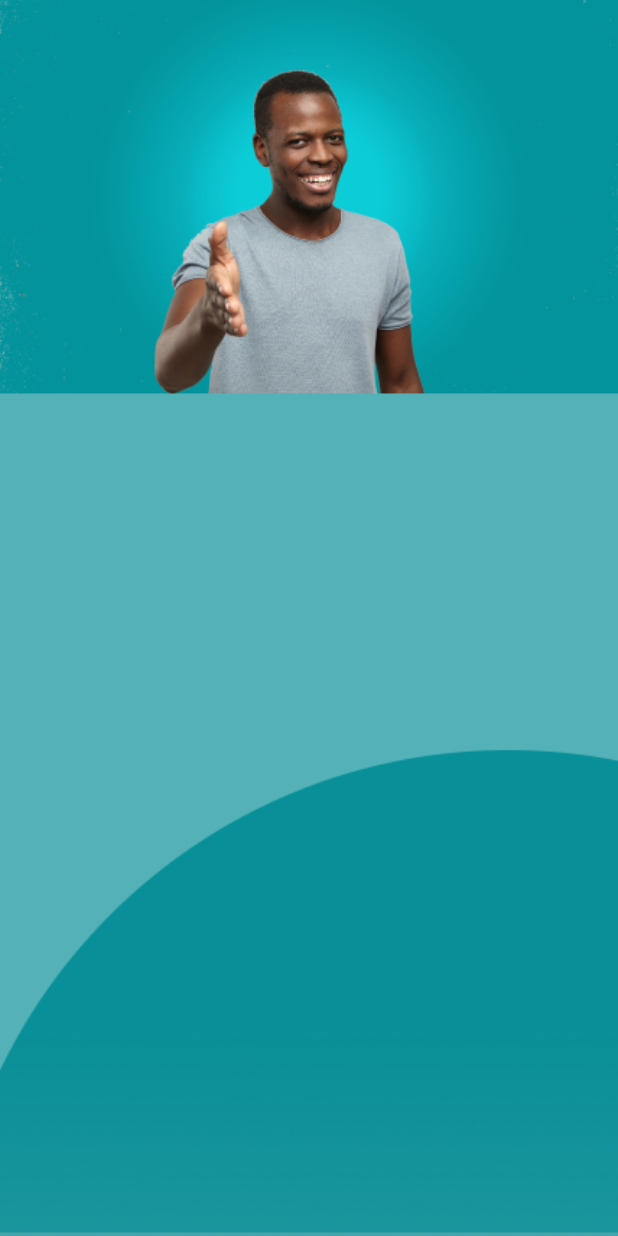
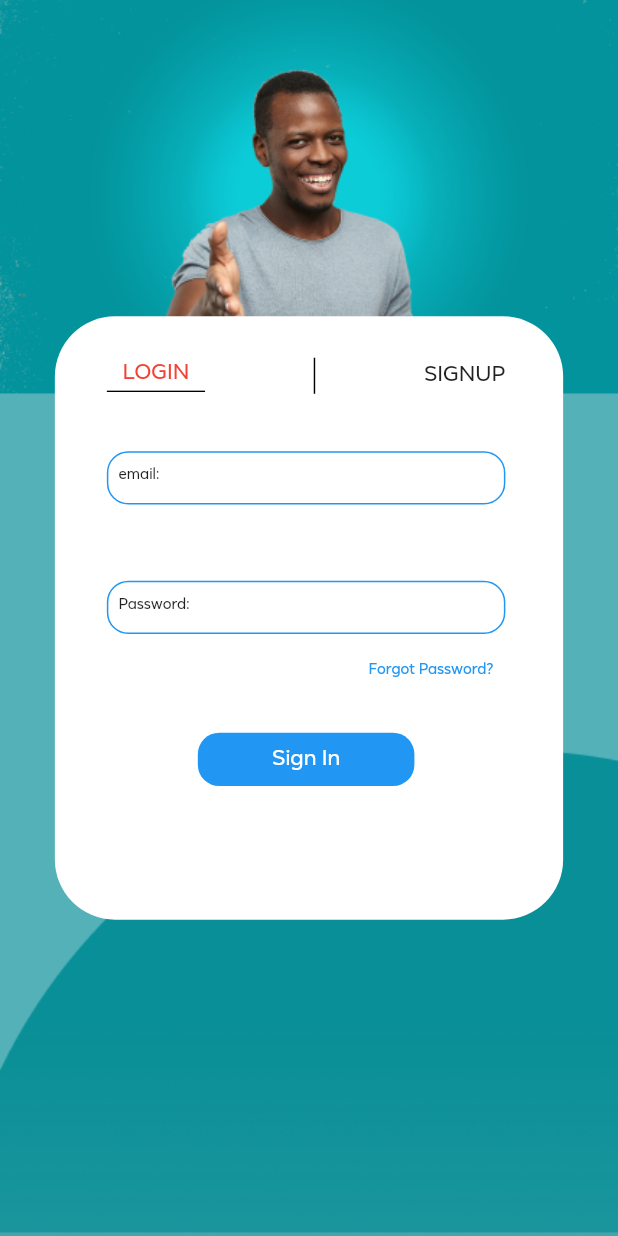
Before and after one commit to almamarie/SLeM_error, a Flutter app: the screen it shows after launch, on a phone screen of 412 x 824 dp. Run offline on Flutter 3.47's test engine with Material 2 defaults, Android fonts, the light colour scheme and no system bars; our stand-ins replace flutter_screenutil, google_fonts; project files that could hold a hidden picture were left out.

```diff
--- a/lib/main.dart
+++ b/lib/main.dart
@@ -15,6 +15,9 @@ class MyApp extends StatelessWidget {
   Widget build(BuildContext context) {
     return ScreenUtilInit(
       builder: () => MaterialApp(
+        theme: ThemeData(
+          fontFamily: 'FacebookSans',
+        ),
         home: SignIn(),
       ),
       designSize: const Size(428, 926),
--- a/lib/screens/home/signin.dart
+++ b/lib/screens/home/signin.dart
@@ -1,6 +1,8 @@
 import 'dart:ui';
 
 import 'package:flutter/material.dart';
+import 'package:flutter_screenutil/flutter_screenutil.dart';
+import 'package:smart_level_monitor/shared/text_decoration.dart';
 
 class SignIn extends StatefulWidget {
   const SignIn({Key? key}) : super(key: key);
@@ -23,6 +25,148 @@ class _SignInState extends State<SignIn> {
         ),
         child: Scaffold(
           backgroundColor: Colors.transparent,
+          body: Center(
+              child: Stack(
+            children: [
+              Container(
+                height: 452.h,
+                width: 352.w,
+                decoration: BoxDecoration(
+                  color: Colors.white,
+                  borderRadius: BorderRadius.circular(40),
+                ),
+                child: Padding(
+                  padding: EdgeInsets.only(left: 36.w, right: 40.w, top: 14.h),
+                  child: Column(
+                    children: [
+                      SizedBox(
+                        height: 17.h,
+                      ),
+                      Row(
+                        mainAxisAlignment: MainAxisAlignment.spaceBetween,
+                        children: [
+                          Column(
+                            children: [
+                              const Text(
+                                'LOGIN',
+                                style: TextStyle(
+                                  color: Colors.red,
+                                ),
+                              ),
+                              SizedBox(
+                                height: 2.h,
+                              ),
+                              Container(
+                                width: 68.w,
+                                height: 1.h,
+                                color: Colors.black,
+                              ),
+                            ],
+                          ),
+                          Container(
+                            width: 1.w,
+                            height: 27.h,
+                            color: Colors.black,
+                          ),
+                          const Text('SIGNUP'),
+                        ],
+                      ),
+                      SizedBox(height: 43.h),
+                      SizedBox(
+                        height: 40.h,
+                        width: 276.w,
+                        child: TextField(
+                          decoration: textInputDecoration.copyWith(
+                            contentPadding: EdgeInsets.zero,
+                            prefixIcon: Padding(
+                              padding: EdgeInsets.symmetric(
+                                  vertical: 11.h, horizontal: 8.w),
+                              child: Text(
+                                'email:',
+                                style: TextStyle(fontSize: 10.sp),
+                              ),
+                            ),
+                          ),
+                        ),
+                      ),
+                      SizedBox(height: 57.h),
+                      SizedBox(
+                        height: 40.h,
+                        width: 276.w,
+                        child: TextField(
+                          decoration: textInputDecoration.copyWith(
+                            contentPadding: EdgeInsets.zero,
+                            prefixIcon: Padding(
+                              padding: EdgeInsets.symmetric(
+                                  vertical: 11.h, horizontal: 8.w),
+                              child: Text(
+                                'Password:',
+                                style: TextStyle(fontSize: 10.sp),
+                              ),
+                            ),
+                          ),
+                        ),
+                      ),
+                      Align(
+                        alignment: Alignment.centerRight,
+                        child: TextButton(
+                          onPressed: () {},
+                          child: Text(
+                            'Forgot Password?',
+                            style: TextStyle(fontSize: 10.sp),
+                          ),
+                        ),
+                      ),
+                      SizedBox(
+                        height: 20.h,
+                      ),
+                      Container(
+                        height: 40.h,
+                        width: 150.w,
+                        decoration: BoxDecoration(
+                          color: Colors.blue,
+                          borderRadius: BorderRadius.circular(16.r),
+                        ),
+                        child: TextButton(
+                          onPressed: () {},
+                          child: Text(
+                            'Sign In',
+                            style: TextStyle(color: Colors.white),
+                          ),
+                        ),
+                      )
+                    ],
+                  ),
+                ),
+              ),
+
+              // The UI for the text widget
+              // Positioned(
+              //   top: 300,
+              //   child: Container(
+              //     height: 64.h,
+              //     width: 64.w,
+              //     decoration: BoxDecoration(
+              //       color: Colors.green,
+              //       borderRadius: BorderRadius.circular(25),
+              //     ),
+              //     child: Container(
+              //       height: 39.h,
+              //       width: 39.w,
+              //       decoration: BoxDecoration(
+              //         border: Border.all(color: Colors.white),
+              //         color: Colors.green,
+              //         borderRadius: BorderRadius.circular(25),
+              //       ),
+              //       child: const Icon(
+              //         Icons.forward,
+              //         color: Colors.black,
+              //       ),
+              //     ),
+              //   ),
+              // ),
+            ],
+          )),
         ),
       ),
     );
--- a/lib/screens/home/welcome_screen.dart
+++ b/lib/screens/home/welcome_screen.dart
@@ -19,7 +19,7 @@ class WelcomeScreen extends StatelessWidget {
               Image.asset('assets/backgrounds/slem logo cropped 1.png'),
               Text(
                 'SLEM',
-                style: TextStyle(fontSize: 33.sp),
+                style: TextStyle(fontFamily: 'FacebookSans', fontSize: 30.sp),
               ),
               SizedBox(
                 height: 20.h,
--- /dev/null
+++ b/lib/shared/text_decoration.dart
@@ -0,0 +1,29 @@
+import 'package:flutter/material.dart';
+import 'package:flutter_screenutil/flutter_screenutil.dart';
+
+var textInputDecoration = InputDecoration(
+  border: OutlineInputBorder(
+    borderRadius: BorderRadius.circular(16.r),
+    borderSide: const BorderSide(color: Colors.blue),
+  ),
+  focusedBorder: OutlineInputBorder(
+    borderRadius: BorderRadius.circular(16.r),
+    borderSide: const BorderSide(color: Colors.blue),
+  ),
+  enabledBorder: OutlineInputBorder(
+    borderRadius: BorderRadius.circular(16.r),
+    borderSide: const BorderSide(color: Colors.blue),
+  ),
+  errorBorder: OutlineInputBorder(
+    borderRadius: BorderRadius.circular(16.r),
+    borderSide: const BorderSide(color: Colors.red),
+  ),
+  focusedErrorBorder: OutlineInputBorder(
+    borderRadius: BorderRadius.circular(16.r),
+    borderSide: const BorderSide(color: Colors.red),
+  ),
+);
+
+var hintTextStyle = TextStyle(
+  color: Colors.amber,
+);
```
Also changed, not shown: pubspec.yaml (+14 -1 lines), assets/fonts/FacebookNarrowAppRegular.ttf (added), assets/fonts/FacebookSansBold.ttf (added), assets/fonts/FacebookSansBoldItalic.ttf (added), assets/fonts/FacebookSansHairline.ttf (added), assets/fonts/FacebookSansHairlineItalic.ttf (added), assets/fonts/FacebookSansHeavy.ttf (added), assets/fonts/FacebookSansHeavyItalic.ttf (added), assets/fonts/FacebookSansItalic.ttf (added), assets/fonts/FacebookSansLight.ttf (added), assets/fonts/FacebookSansLightItalic.ttf (added), assets/fonts/FacebookSansRegular.ttf (added), pubspec.lock, 1 other file.
